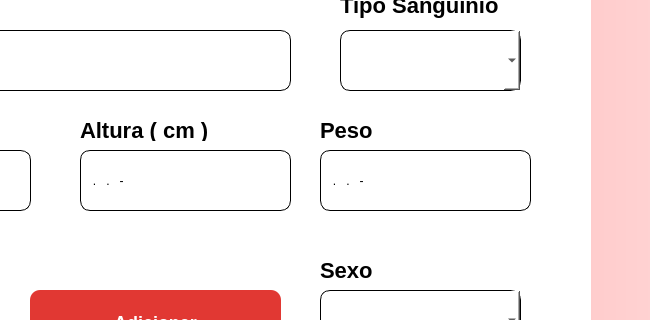
This is src/Graphics/Add/AddDoador/cadastrardoador.ui in INF112-Programacao2/20222-team-1 as Qt 5 draws it before an edit; both pictures show x 350 to 1000 and y 110 to 430 of the 1000 by 572 pixel window. The edited form follows.
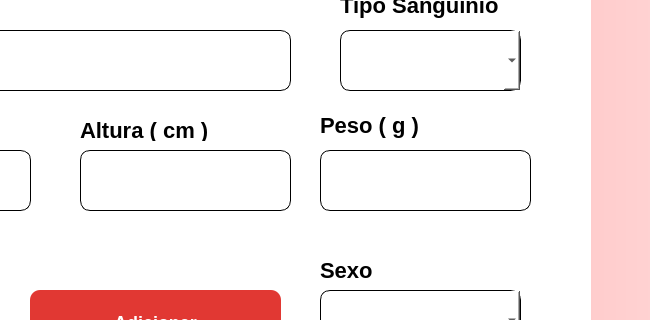
This is the edited form. Icons and pictures are not drawn.

Commit message: correcao peso e altura

What changed in the file:
```diff
--- a/src/Graphics/Add/AddDoador/cadastrardoador.ui
+++ b/src/Graphics/Add/AddDoador/cadastrardoador.ui
@@ -253,9 +253,9 @@
      <property name="geometry">
       <rect>
        <x>600</x>
-       <y>200</y>
-       <width>61</width>
-       <height>21</height>
+       <y>190</y>
+       <width>141</width>
+       <height>31</height>
       </rect>
      </property>
      <property name="styleSheet">
@@ -266,7 +266,7 @@
 </string>
      </property>
      <property name="text">
-      <string>Peso</string>
+      <string>Peso ( g )</string>
      </property>
     </widget>
     <widget class="QDateEdit" name="dateNascimento">
@@ -325,6 +325,9 @@
      </property>
     </widget>
     <widget class="QLineEdit" name="inputAltura">
+     <property name="enabled">
+      <bool>true</bool>
+     </property>
      <property name="geometry">
       <rect>
        <x>360</x>
@@ -341,10 +344,10 @@
 </string>
      </property>
      <property name="inputMask">
-      <string>000.000.000-00</string>
+      <string/>
      </property>
      <property name="placeholderText">
-      <string>000.000.000-00</string>
+      <string/>
      </property>
     </widget>
     <widget class="QLineEdit" name="inputPeso">
@@ -364,10 +367,10 @@
 </string>
      </property>
      <property name="inputMask">
-      <string>000.000.000-00</string>
+      <string/>
      </property>
      <property name="placeholderText">
-      <string>000.000.000-00</string>
+      <string/>
      </property>
     </widget>
    </widget>
```
The commit also changes 1 other file.
